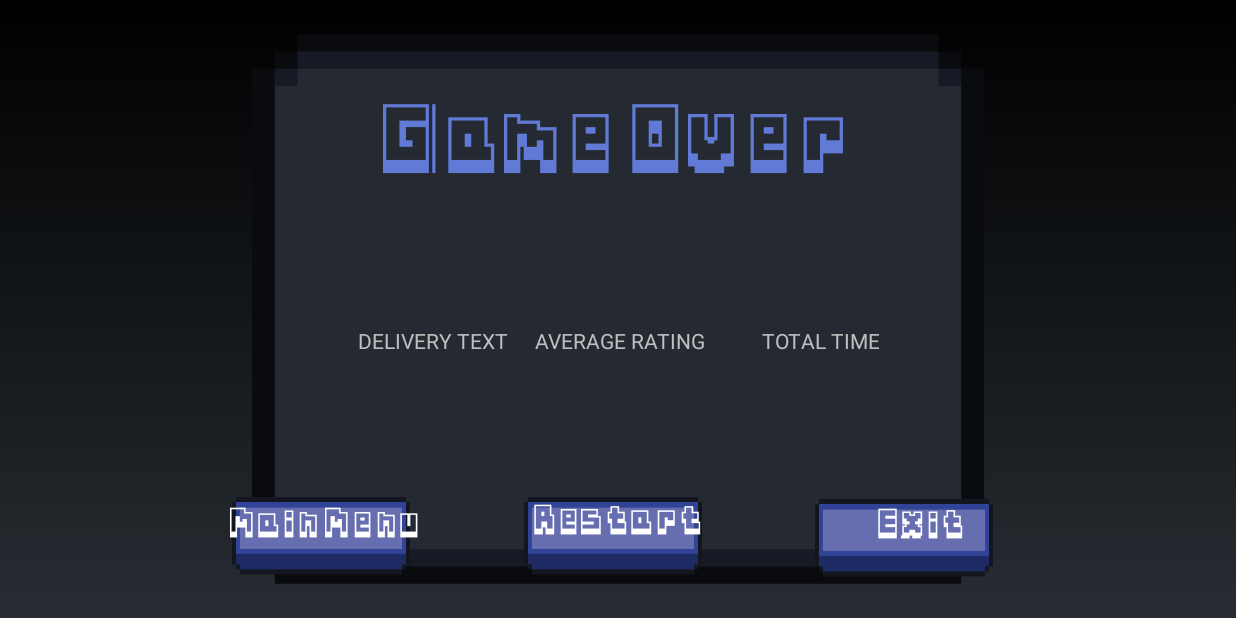
After one commit to TomDotScott/Android-Heat-Game, an Android app: the GameOver screen opened directly, with no data from a screen before it, on a phone screen of 824 x 412 dp (held sideways). The commit adds this screen. Run offline under Robolectric (Android 15) with nearby library versions, the phone set to English and light mode, and no system bars.

Commit message:
Game Over menu layout

```diff
--- a/app/src/main/AndroidManifest.xml
+++ b/app/src/main/AndroidManifest.xml
@@ -12,6 +12,15 @@
         android:supportsRtl="true"
         android:theme="@style/Theme.MobileAndGamingDevices"
         tools:targetApi="31">
+        <activity
+            android:name=".GameOver"
+            android:exported="false"
+            android:screenOrientation="landscape"
+            android:theme="@android:style/Theme.NoTitleBar.Fullscreen">
+            <meta-data
+                android:name="android.app.lib_name"
+                android:value="" />
+        </activity>
         <activity
             android:name=".MainActivity"
             android:exported="true"
--- a/app/src/main/java/com/example/mobileandgamingdevices/Game.java
+++ b/app/src/main/java/com/example/mobileandgamingdevices/Game.java
@@ -28,10 +28,12 @@ import java.io.IOException;
 import java.util.HashMap;
 import java.util.Iterator;
 import java.util.Map;
+import java.util.Observable;
 
 
 public class Game extends SurfaceView implements SurfaceHolder.Callback
 {
+    public static Boolean GAME_OVER = false;
     private static final float FAILED_DELIVERY_PENALTY = 25f;
     private GameLoop m_gameLoop;
     private Context m_context;
@@ -66,8 +68,7 @@ public class Game extends SurfaceView implements SurfaceHolder.Callback
         Overworld,
         RestaurantDialogue,
         CustomerDialogue,
-        PauseMenu,
-        GameOver
+        PauseMenu
     }
 
     private eGameState m_gameState = eGameState.Playing;
@@ -88,7 +89,6 @@ public class Game extends SurfaceView implements SurfaceHolder.Callback
 
     private eDeliveryState m_currentDeliveryState = eDeliveryState.None;
 
-    private float m_gameTimer = 90f;
     private final float m_maxDeliveryBonusTime = 35f;
 
     private enum eHudPrompt
@@ -570,8 +570,7 @@ public class Game extends SurfaceView implements SurfaceHolder.Callback
         m_gameTimer -= 0.016f;
         if (m_gameTimer <= 0f)
         {
-            m_currentScene = eGameScene.GameOver;
-            return;
+            ((MainActivity)m_context).GameOver();
         }
 
         if (m_showHudPrompt)
@@ -1010,8 +1009,11 @@ public class Game extends SurfaceView implements SurfaceHolder.Callback
     {
         m_gameLoop.stopLoop();
 
-        // Unregister the gyroscope
-        m_sensorManager.unregisterListener(m_gyroscopeListener);
+        if (m_sensorManager != null && m_gyroscopeListener != null)
+        {
+            // Unregister the gyroscope
+            m_sensorManager.unregisterListener(m_gyroscopeListener);
+        }
     }
 
     public static double RandomDouble(double min, double max)
--- /dev/null
+++ b/app/src/main/java/com/example/mobileandgamingdevices/GameOver.java
@@ -0,0 +1,67 @@
+package com.example.mobileandgamingdevices;
+
+import androidx.appcompat.app.AppCompatActivity;
+import androidx.fragment.app.FragmentActivity;
+
+import android.content.Intent;
+import android.os.Bundle;
+import android.view.View;
+import android.widget.ImageButton;
+import android.widget.TextView;
+
+public class GameOver extends FragmentActivity
+{
+    private ImageButton m_restartButton;
+    private ImageButton m_mainMenuButton;
+    private ImageButton m_exitButton;
+
+    private TextView m_trips;
+    private TextView m_averageRating;
+    private TextView m_totalTime;
+
+
+    @Override
+    protected void onCreate(Bundle savedInstanceState)
+    {
+        super.onCreate(savedInstanceState);
+        setContentView(R.layout.activity_game_over);
+
+
+
+        m_restartButton = findViewById(R.id.game_over_restart_button);
+        m_restartButton.setOnClickListener(new View.OnClickListener()
+        {
+            @Override
+            public void onClick(View view)
+            {
+                Intent intent = new Intent(GameOver.this, MainActivity.class);
+                startActivity(intent);
+            }
+        });
+
+        m_mainMenuButton = findViewById(R.id.game_over_main_menu_button);
+        m_mainMenuButton.setOnClickListener(new View.OnClickListener()
+        {
+            @Override
+            public void onClick(View view)
+            {
+                // TODO: SET AN INTENT TO GO TO THE MAIN MENU XML
+            }
+        });
+
+
+        m_exitButton = findViewById(R.id.game_over_exit_button);
+        m_exitButton.setOnClickListener(new View.OnClickListener()
+        {
+            @Override
+            public void onClick(View view)
+            {
+                finishAffinity();
+            }
+        });
+
+        m_trips = findViewById(R.id.total_trips);
+        m_averageRating = findViewById(R.id.average_rating);
+        m_totalTime = findViewById(R.id.total_time);
+    }
+}
--- a/app/src/main/java/com/example/mobileandgamingdevices/MainActivity.java
+++ b/app/src/main/java/com/example/mobileandgamingdevices/MainActivity.java
@@ -3,6 +3,7 @@ package com.example.mobileandgamingdevices;
 import androidx.appcompat.app.AppCompatActivity;
 import androidx.fragment.app.FragmentActivity;
 
+import android.content.Intent;
 import android.os.Bundle;
 import android.view.Window;
 import android.view.WindowManager;
@@ -52,4 +53,10 @@ public class MainActivity extends FragmentActivity
         // Stop the app from closing when the back button is pressed
         // super.onBackPressed();
     }
+
+    public void GameOver()
+    {
+        Intent intent = new Intent(MainActivity.this, GameOver.class);
+        startActivity(intent);
+    }
 }
--- a/app/src/main/java/com/example/mobileandgamingdevices/graphics/SpriteSheet.java
+++ b/app/src/main/java/com/example/mobileandgamingdevices/graphics/SpriteSheet.java
@@ -50,8 +50,8 @@ public class SpriteSheet
                         j + m_spriteSize
                 );
 
-                Log.d("SPRITESHEET",
-                        "ID: " + id + " i: " + i + " j: " + j + "\nTL=" + bounds.left + "," + bounds.top + "BR=" + bounds.right + ", " + bounds.bottom + "\n\n  ");
+                //Log.d("SPRITESHEET",
+                //        "ID: " + id + " i: " + i + " j: " + j + "\nTL=" + bounds.left + "," + bounds.top + "BR=" + bounds.right + ", " + bounds.bottom + "\n\n  ");
 
                 m_sprites.put(id++, bounds);
             }
--- /dev/null
+++ b/app/src/main/res/layout/activity_game_over.xml
@@ -0,0 +1,171 @@
+<?xml version="1.0" encoding="utf-8"?>
+<androidx.constraintlayout.widget.ConstraintLayout xmlns:android="http://schemas.android.com/apk/res/android"
+    xmlns:app="http://schemas.android.com/apk/res-auto"
+    xmlns:tools="http://schemas.android.com/tools"
+    android:layout_width="match_parent"
+    android:layout_height="match_parent"
+    tools:context=".GameOver"
+    tools:layout_editor_absoluteX="-24dp"
+    tools:layout_editor_absoluteY="-39dp">
+
+    <ImageView
+        android:id="@+id/imageView"
+        android:layout_width="wrap_content"
+        android:layout_height="wrap_content"
+        android:src="@drawable/panel"
+        app:layout_constraintBottom_toBottomOf="parent"
+        app:layout_constraintEnd_toEndOf="parent"
+        app:layout_constraintStart_toStartOf="parent" />
+
+    <TextView
+        android:id="@+id/textView"
+        android:layout_width="327dp"
+        android:layout_height="119dp"
+        android:fontFamily="@font/squares"
+        android:text="Game Over"
+        android:textAlignment="center"
+        android:textColor="#607AD6"
+        app:layout_constraintBottom_toBottomOf="@+id/imageView"
+        app:layout_constraintEnd_toEndOf="parent"
+        app:layout_constraintStart_toStartOf="parent"
+        app:layout_constraintTop_toTopOf="@+id/imageView"
+        app:layout_constraintVertical_bias="0.229" />
+
+    <ImageButton
+        android:id="@+id/game_over_main_menu_button"
+        android:layout_width="147dp"
+        android:layout_height="70dp"
+        android:layout_marginStart="144dp"
+        android:adjustViewBounds="true"
+        android:backgroundTint="@android:color/transparent"
+        android:scaleType="fitStart"
+        android:src="@drawable/button"
+        app:layout_constraintBottom_toBottomOf="parent"
+        app:layout_constraintStart_toStartOf="parent"
+        app:layout_constraintTop_toTopOf="parent"
+        app:layout_constraintVertical_bias="0.95" />
+
+    <TextView
+        android:id="@+id/textView2"
+        android:layout_width="147dp"
+        android:layout_height="57dp"
+        android:fontFamily="@font/squares"
+        android:text="Main Menu"
+        android:textAlignment="center"
+        android:textColor="#FFFFFF"
+        android:textSize="6sp"
+        app:layout_constraintBottom_toBottomOf="@+id/game_over_main_menu_button"
+        app:layout_constraintEnd_toEndOf="@+id/game_over_main_menu_button"
+        app:layout_constraintHorizontal_bias="0.0"
+        app:layout_constraintStart_toStartOf="@+id/game_over_main_menu_button"
+        app:layout_constraintTop_toTopOf="@+id/game_over_main_menu_button"
+        app:layout_constraintVertical_bias="1.0" />
+
+    <ImageButton
+        android:id="@+id/game_over_restart_button"
+        android:layout_width="147dp"
+        android:layout_height="70dp"
+        android:adjustViewBounds="true"
+        android:scaleType="fitStart"
+        android:src="@drawable/button"
+        android:backgroundTint="@android:color/transparent"
+        app:layout_constraintBottom_toBottomOf="@+id/imageView"
+        app:layout_constraintEnd_toEndOf="parent"
+        app:layout_constraintStart_toStartOf="parent"
+        app:layout_constraintTop_toTopOf="@+id/imageView"
+        app:layout_constraintVertical_bias="0.95"
+        tools:ignore="SpeakableTextPresentCheck" />
+
+    <ImageButton
+        android:id="@+id/game_over_exit_button"
+        android:layout_width="147dp"
+        android:layout_height="70dp"
+        android:layout_marginEnd="144dp"
+        android:adjustViewBounds="true"
+        android:scaleType="fitStart"
+        android:src="@drawable/button"
+        android:backgroundTint="@android:color/transparent"
+        app:layout_constraintBottom_toBottomOf="parent"
+        app:layout_constraintEnd_toEndOf="@+id/imageView"
+        app:layout_constraintTop_toTopOf="parent"
+        app:layout_constraintVertical_bias="0.953"
+        tools:ignore="SpeakableTextPresentCheck" />
+
+    <TextView
+        android:id="@+id/textView3"
+        android:layout_width="147dp"
+        android:layout_height="32dp"
+        android:fontFamily="@font/squares"
+        android:text="Restart"
+        android:textAlignment="center"
+        android:textColor="#FFFFFF"
+        android:textSize="6sp"
+        app:layout_constraintBottom_toBottomOf="@+id/game_over_restart_button"
+        app:layout_constraintEnd_toEndOf="@+id/game_over_restart_button"
+        app:layout_constraintHorizontal_bias="0.461"
+        app:layout_constraintStart_toStartOf="@+id/game_over_restart_button"
+        app:layout_constraintTop_toTopOf="@+id/game_over_restart_button"
+        app:layout_constraintVertical_bias="0.275" />
+
+    <TextView
+        android:id="@+id/textView4"
+        android:layout_width="131dp"
+        android:layout_height="31dp"
+        android:fontFamily="@font/squares"
+        android:text="Exit"
+        android:textAlignment="center"
+        android:textColor="#FFFFFF"
+        android:textSize="6sp"
+        app:layout_constraintBottom_toBottomOf="@+id/game_over_exit_button"
+        app:layout_constraintEnd_toEndOf="@+id/game_over_exit_button"
+        app:layout_constraintHorizontal_bias="1.0"
+        app:layout_constraintStart_toStartOf="@+id/game_over_exit_button"
+        app:layout_constraintTop_toTopOf="@+id/game_over_exit_button"
+        app:layout_constraintVertical_bias="0.307" />
+
+    <View
+        android:id="@+id/stats_bounds"
+        android:layout_width="491dp"
+        android:layout_height="186dp"
+        app:layout_constraintBottom_toBottomOf="parent"
+        app:layout_constraintEnd_toEndOf="parent"
+        app:layout_constraintStart_toStartOf="parent"
+        app:layout_constraintTop_toTopOf="parent"
+        app:layout_constraintVertical_bias="0.554" />
+
+    <TextView
+        android:id="@+id/total_trips"
+        android:layout_width="wrap_content"
+        android:layout_height="wrap_content"
+        android:layout_marginStart="72dp"
+        android:layout_marginTop="92dp"
+        android:text="DELIVERY TEXT"
+        android:textAlignment="viewStart"
+        app:layout_constraintStart_toStartOf="@+id/stats_bounds"
+        app:layout_constraintTop_toTopOf="@+id/stats_bounds" />
+
+    <TextView
+        android:id="@+id/average_rating"
+        android:layout_width="wrap_content"
+        android:layout_height="wrap_content"
+        android:text="AVERAGE RATING"
+        android:textAlignment="center"
+        app:layout_constraintBottom_toBottomOf="@+id/stats_bounds"
+        app:layout_constraintEnd_toEndOf="@+id/stats_bounds"
+        app:layout_constraintStart_toStartOf="@+id/stats_bounds"
+        app:layout_constraintTop_toTopOf="@+id/stats_bounds"
+        app:layout_constraintVertical_bias="0.55" />
+
+    <TextView
+        android:id="@+id/total_time"
+        android:layout_width="wrap_content"
+        android:layout_height="wrap_content"
+        android:layout_marginEnd="72dp"
+        android:text="TOTAL TIME"
+        android:textAlignment="textEnd"
+        app:layout_constraintBottom_toBottomOf="@+id/stats_bounds"
+        app:layout_constraintEnd_toEndOf="@+id/stats_bounds"
+        app:layout_constraintTop_toTopOf="@+id/stats_bounds"
+        app:layout_constraintVertical_bias="0.55" />
+
+</androidx.constraintlayout.widget.ConstraintLayout>
```
Also changed, not shown: app/src/main/assets/fonts/squares.ttf (added), app/src/main/res/drawable/button.png (added), app/src/main/res/drawable/panel.png (added), app/src/main/res/drawable/ui_frames.png (added), app/src/main/res/drawable/ui_large_buttons_horizontal.png (added), app/src/main/res/drawable/ui_small_buttons.png (added), app/src/main/res/font/squares.ttf (added).
